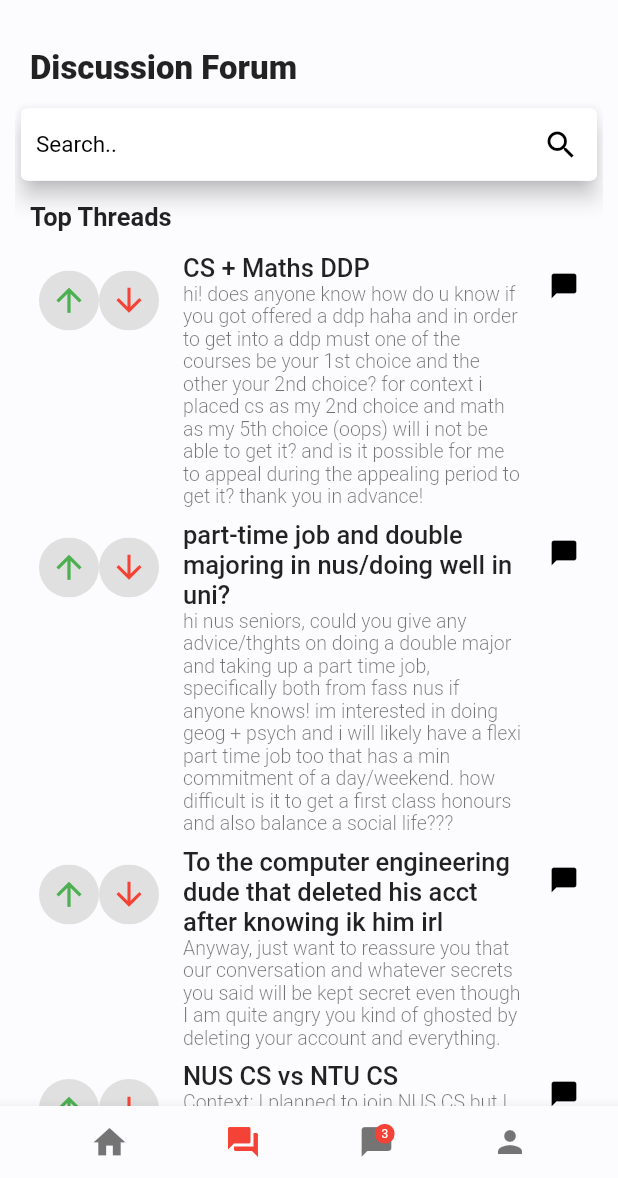
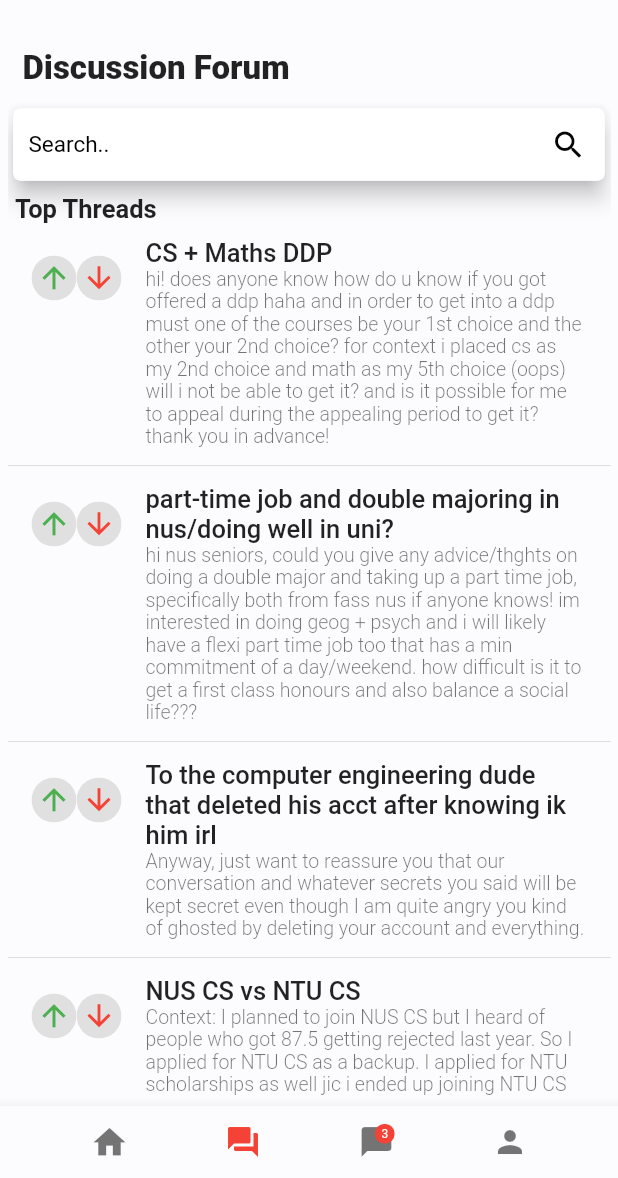
Before and after one commit to powzx/Community-At-NUS, a Flutter app: the MainScreen screen opened directly, swiped to page 2, on a phone screen of 412 x 824 dp, the part 58-1236 px from its top. Run offline on Flutter 3.47's test engine with Material 2 defaults, Android fonts, the phone set to English and light mode, and no system bars; our stand-ins replace font_awesome_flutter, introduction_screen, shared_preferences; accounts and stored records are empty.

Commit message:
small update

```diff
--- a/community_nus_v1.0.0/lib/screens/discussionForum.dart
+++ b/community_nus_v1.0.0/lib/screens/discussionForum.dart
@@ -15,7 +15,7 @@
   Widget build(BuildContext context) {
     super.build(context);
     return Padding(
-      padding: EdgeInsets.fromLTRB(10.0, 0, 10.0, 0),
+      padding: EdgeInsets.fromLTRB(5, 0, 5.0, 5),
       child: ListView(
         children: <Widget>[
           SizedBox(height: 5.0),
@@ -73,7 +73,7 @@
             ),
           ),
           Padding(
-            padding: EdgeInsets.all(10.0),
+            padding: EdgeInsets.all(5.0),
             child: Text(
               "Top Threads",
               style: TextStyle(
@@ -84,7 +84,7 @@
           ),
 
           //The list below
-          ListView.builder(
+          ListView.separated(
             shrinkWrap: true,
             primary: false,
             physics: NeverScrollableScrollPhysics(),
@@ -92,13 +92,6 @@
             itemBuilder: (BuildContext context, int index) {
               Map thread = disussionForum[index];
               return ListTile(
-                title: Text(
-                  "${thread['title']}",
-                  style: TextStyle(
-                    fontSize: 17,
-                    fontWeight: FontWeight.w500,
-                  ),
-                ),
                 leading: Wrap(
                     // spacing: 12,
                     direction: Axis.vertical,
@@ -110,12 +103,12 @@
                           child: InkWell(
                             splashColor: Colors.green, // inkwell color
                             child: SizedBox(
-                              width: 40,
-                              height: 40,
+                              width: 30,
+                              height: 30,
                               child: Icon(
                                 Icons.arrow_upward,
                                 color: Colors.green,
-                                size: 25,
+                                size: 23,
                               ),
                             ),
                             onTap: () {},
@@ -128,12 +121,12 @@
                           child: InkWell(
                             splashColor: Colors.red, // inkwell color
                             child: SizedBox(
-                              width: 40,
-                              height: 40,
+                              width: 30,
+                              height: 30,
                               child: Icon(
                                 Icons.arrow_downward,
                                 color: Colors.red,
-                                size: 25,
+                                size: 23,
                               ),
                             ),
                             onTap: () {},
@@ -141,10 +134,12 @@
                         ),
                       ),
                     ]),
-                trailing: Icon(
-                  Icons.chat_bubble,
-                  color: Colors.black,
-                  size: 20,
+                title: Text(
+                  "${thread['title']}",
+                  style: TextStyle(
+                    fontSize: 17,
+                    fontWeight: FontWeight.w500,
+                  ),
                 ),
                 subtitle: Row(
                   children: <Widget>[
@@ -162,6 +157,8 @@
                 onTap: () {},
               );
             },
+            separatorBuilder: (BuildContext context, int index) =>
+                const Divider(),
           ),
           SizedBox(height: 30),
         ],
```
Also changed, not shown: community_nus_v1.0.0/lib/screens/profile.dart (+34 -26 lines).
